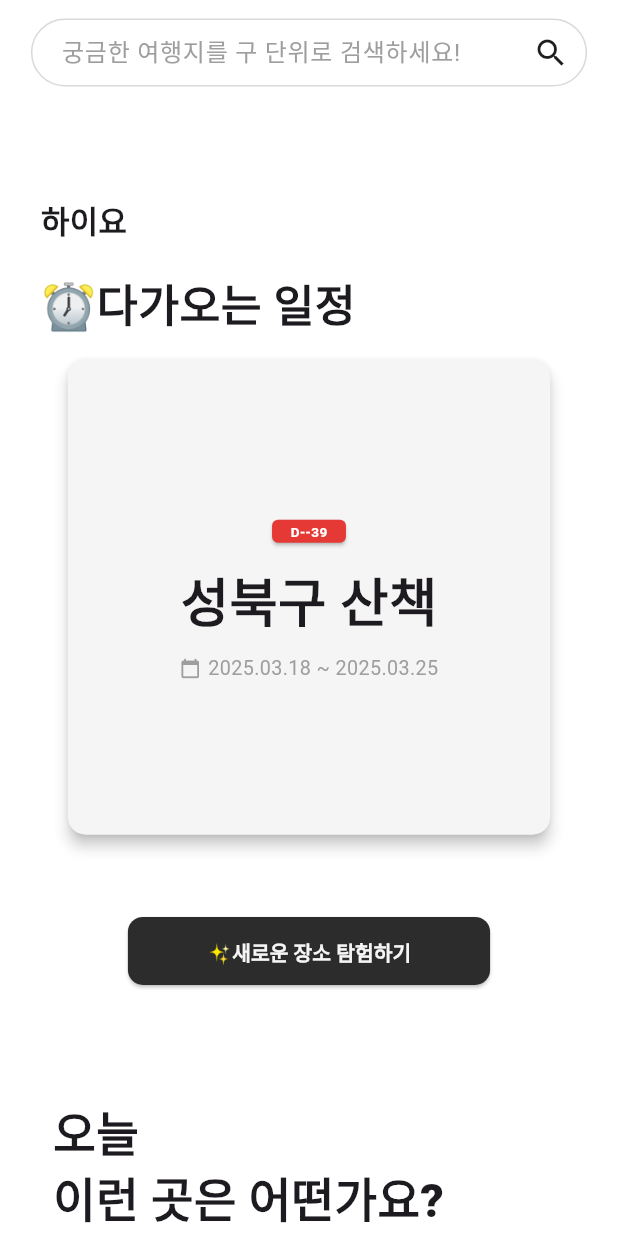
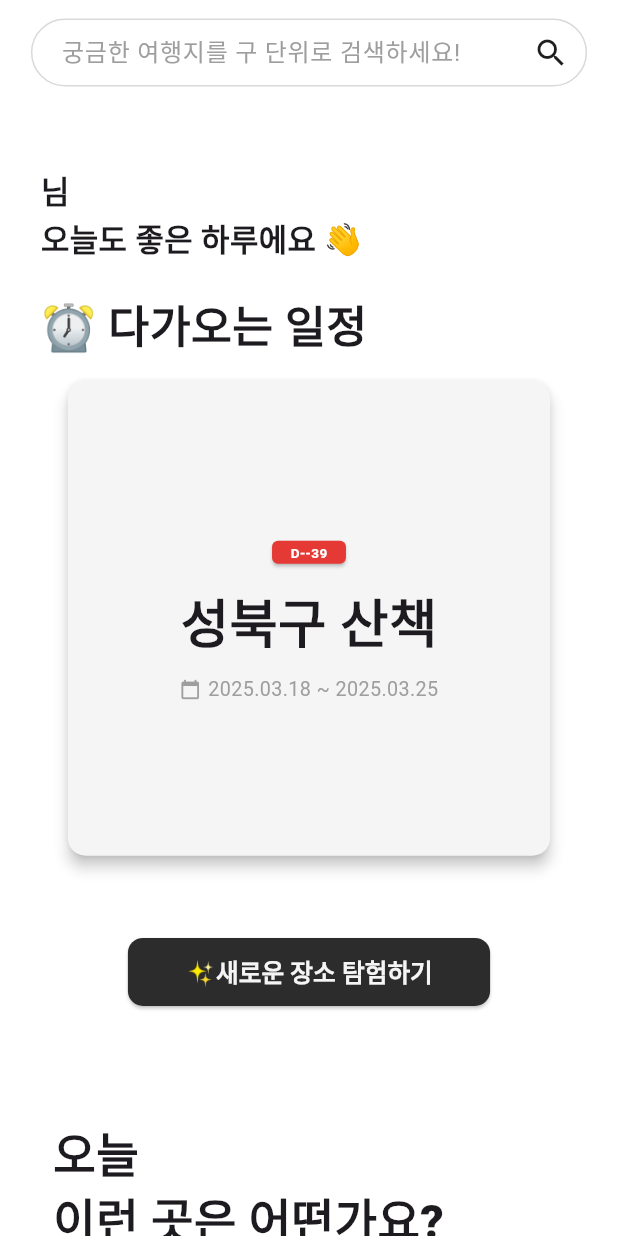
Before and after one commit to 2025AlphaProject/alphaFE, a Flutter app: the HomePage screen opened directly, on a phone screen of 412 x 824 dp. Run offline on Flutter 3.47's test engine with Material 3 defaults, Android fonts, the phone set to English and light mode, and no system bars; our stand-ins replace dio, flutter_dotenv, flutter_phoenix, flutter_secure_storage, geolocator, image_picker and 3 more; missing offline and left inert: flutter_naver_map, kakao_flutter_sdk; accounts and stored records are empty; network calls fail.

Commit message:
[MODIFY]: 디자인 수정

```diff
--- a/lib/components/proceed_button.dart
+++ b/lib/components/proceed_button.dart
@@ -6,7 +6,6 @@ class ProceedButton extends StatelessWidget {
   final String text; // 버튼 텍스트
   final FontWeight fontWeight_; // 버튼 텍스트 굵기
   final double fontSize_; // 버튼 텍스트 크기
-  final EdgeInsetsGeometry padding_; // 버튼 패딩값
   final Function()? onTap; // 탭할 시 실행될 함수
 
   const ProceedButton ({
@@ -16,7 +15,6 @@ class ProceedButton extends StatelessWidget {
     required this.text,
     required this.fontSize_,
     required this.fontWeight_,
-    required this.padding_,
     this.onTap
   }) : super(key: key);
 
@@ -29,7 +27,6 @@ class ProceedButton extends StatelessWidget {
         // WidgetStateProperty.all -> hover, tap 등 모든 동작 상황에 같은 스타일 적용
         backgroundColor: MaterialStateProperty.all(const Color(0xFF2C2C2C)),
         foregroundColor: MaterialStateProperty.all(const Color(0xFFF5F5F5)),
-        padding: MaterialStateProperty.all(padding_),
         fixedSize: MaterialStateProperty.all(Size(size_w, size_h)),
         shape: MaterialStateProperty.all(
           RoundedRectangleBorder(
--- a/lib/main.dart
+++ b/lib/main.dart
@@ -79,6 +79,7 @@ Future<void> main() async {
   runApp(
     Phoenix(
       child: MaterialApp(
+        debugShowCheckedModeBanner: false,
         locale: const Locale('ko', 'KR'), // 앱 전체에 한국어 설정
         supportedLocales: const [
           Locale('ko', 'KR'), // 지원하는 로케일에 한국어 추가
--- a/lib/pages/add_page/add_page_0.dart
+++ b/lib/pages/add_page/add_page_0.dart
@@ -282,10 +282,6 @@ class _AddPage_0State extends State<AddPage_0> {
                   text: "새 여행 만들기",
                   fontSize_: screenWidth * 0.045,
                   fontWeight_: FontWeight.bold,
-                  padding_: EdgeInsets.symmetric(
-                    vertical: MediaQuery.of(context).size.height * 0.012,
-                    horizontal: MediaQuery.of(context).size.width * 0.03,
-                  ),
                   onTap: _registerTour,
                 ),
               ),
--- a/lib/pages/add_page/add_page_2.dart
+++ b/lib/pages/add_page/add_page_2.dart
@@ -344,10 +344,6 @@ class _AddPage_2State extends State<AddPage_2> {
                         text: "이 코스로 할게요!",
                         fontSize_: MediaQuery.of(context).size.width * 0.037,
                         fontWeight_: FontWeight.bold,
-                        padding_: EdgeInsets.symmetric(
-                          vertical: MediaQuery.of(context).size.width * 0.03,
-                          horizontal: MediaQuery.of(context).size.width * 0.03,
-                        ),
                         onTap: () {
 
                           // 저장 흐름 분기 처리:
--- a/lib/pages/add_page/add_page_3.dart
+++ b/lib/pages/add_page/add_page_3.dart
@@ -109,7 +109,6 @@ class _AddPage_3State extends State<AddPage_3> {
               text: '나의 계획에서 보기',
               fontSize_: MediaQuery.of(context).size.width * 0.04,
               fontWeight_: FontWeight.bold,
-              padding_: const EdgeInsets.symmetric(vertical: 8.0, horizontal: 12.0),
               onTap: () {
                   Navigator.push(
                       context,
--- a/lib/pages/home_page/home_page.dart
+++ b/lib/pages/home_page/home_page.dart
@@ -207,7 +207,6 @@ class _HomePageState extends State<HomePage> {
       body: SafeArea(
         child: Stack(
           children: [
-            // 검색창 아래 영역에 메인 콘텐츠를 채워서 배치
             Positioned.fill(
               top: MediaQuery.of(context).size.height * 0.1,
               child: Column(
@@ -224,15 +223,28 @@ class _HomePageState extends State<HomePage> {
                           crossAxisAlignment: CrossAxisAlignment.start,
                           children: [
                             SizedBox(height: MediaQuery.of(context).size.height * 0.024),
-                            Text(
-                              _currentUsername ?? '',
-                              style: TextStyle(
-                                fontWeight: FontWeight.bold,
-                                fontSize: MediaQuery.of(context).size.width * 0.05,
-                              ),
+                            Row(
+                              crossAxisAlignment: CrossAxisAlignment.baseline,
+                              textBaseline: TextBaseline.alphabetic,
+                              children: [
+                                Text(
+                                  _currentUsername ?? '',
+                                  style: TextStyle(
+                                    fontWeight: FontWeight.w900,
+                                    fontSize: MediaQuery.of(context).size.width * 0.072,
+                                  ),
+                                ),
+                                Text(
+                                  '님',
+                                  style: TextStyle(
+                                    fontWeight: FontWeight.w900,
+                                    fontSize: MediaQuery.of(context).size.width * 0.05,
+                                  ),
+                                ),
+                              ],
                             ),
                             Text(
-                                "하이요",
+                                "오늘도 좋은 하루에요 👋",
                                 style: TextStyle(
                                   fontWeight: FontWeight.bold,
                                   fontSize: MediaQuery.of(context).size.width * 0.05,
@@ -240,10 +252,10 @@ class _HomePageState extends State<HomePage> {
                             ),
                             SizedBox(height: MediaQuery.of(context).size.height * 0.024),
                             Text(
-                              '⏰다가오는 일정',
+                              '⏰ 다가오는 일정',
                               style: TextStyle(
                                 fontSize: MediaQuery.of(context).size.width * 0.072,
-                                fontWeight: FontWeight.bold,
+                                fontWeight: FontWeight.w900,
                               ),
                             ),
                             SizedBox(height: MediaQuery.of(context).size.height * 0.012),
@@ -264,12 +276,8 @@ class _HomePageState extends State<HomePage> {
                                 size_w: MediaQuery.of(context).size.width * 0.586,
                                 size_h: MediaQuery.of(context).size.height * 0.055,
                                 text: "✨새로운 장소 탐험하기",
-                                fontSize_: MediaQuery.of(context).size.width * 0.033,
-                                fontWeight_: FontWeight.bold,
-                                padding_: EdgeInsets.symmetric(
-                                  vertical: MediaQuery.of(context).size.width * 0.032,
-                                  horizontal: MediaQuery.of(context).size.height * 0.014,
-                                ),
+                                fontSize_: MediaQuery.of(context).size.width * 0.04,
+                                fontWeight_: FontWeight.w900,
                                 onTap: _scrollToBottom,
                               ),
                             ),
@@ -334,10 +342,6 @@ class _HomePageState extends State<HomePage> {
                                           : "코스 생성하기",
                                       fontSize_: MediaQuery.of(context).size.width * 0.032,
                                       fontWeight_: FontWeight.bold,
-                                      padding_: EdgeInsets.symmetric(
-                                        vertical: MediaQuery.of(context).size.height * 0.012,
-                                        horizontal: MediaQuery.of(context).size.width * 0.04,
-                                      ),
                                       onTap: () async {
                                         final String sigun = (_recommendedPlace?['address'] != null && (_recommendedPlace?['address'] as String).split(' ').length > 1)
                                             ? (_recommendedPlace?['address'] as String).split(' ')[1]
@@ -414,10 +418,6 @@ class _HomePageState extends State<HomePage> {
                                       text: '가져오는 중...',
                                       fontSize_: MediaQuery.of(context).size.width * 0.032,
                                       fontWeight_: FontWeight.bold,
-                                      padding_: EdgeInsets.symmetric(
-                                        vertical: MediaQuery.of(context).size.height * 0.012,
-                                        horizontal: MediaQuery.of(context).size.width * 0.04,
-                                      ),
                                       onTap: () {},
                                     ),
                                   ),
--- a/lib/pages/plan_page/plan_page_2.dart
+++ b/lib/pages/plan_page/plan_page_2.dart
@@ -1,9 +1,7 @@
 import 'package:alpha_fe/components/token_controller.dart';
-import 'package:alpha_fe/main.dart';
 import 'package:flutter/material.dart';
 import '../../components/app_bar.dart';
 import 'package:dio/dio.dart';
-import 'package:alpha_fe/components/plan_card.dart';
 import 'package:alpha_fe/components/plan_edit.dart';
 import 'package:alpha_fe/components/plan_course_event.dart';
 import 'package:alpha_fe/pages/plan_page/add_user.dart';
@@ -26,7 +24,7 @@ class _PlanPage2State extends State<PlanPage2> {
   Widget build(BuildContext context) {
     return Scaffold(
       backgroundColor: const Color(0xFFFFFFFF),
-      appBar: const DefaultAppBar(title: "계획보기 앱바 영역"),
+      appBar: const DefaultAppBar(title: "나의 계획"),
       body: plan_page2_body(
         tour_id: widget.tour_id,
         onDataRefreshed: _onDataRefreshed,
```
Also changed, not shown: lib/pages/plan_page/plan_page.dart (+5 -5 lines).
